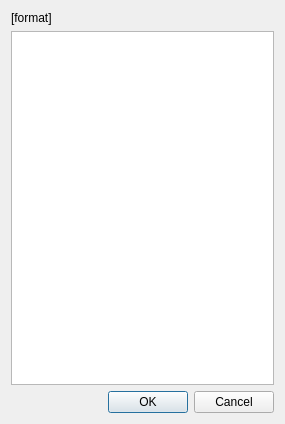
Old version of the form qtfuzzylite/ui/ImEx.ui in the repository fuzzylite/fuzzylite.
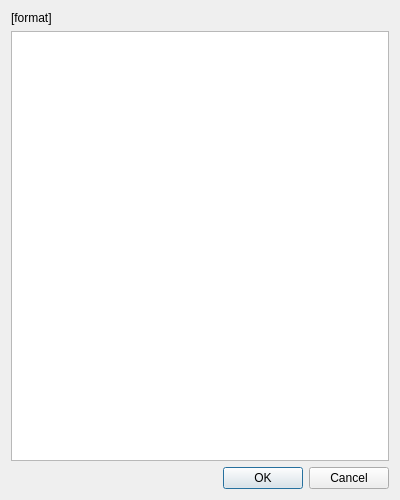
New version of the form.

Diff of the .ui file:
```diff
--- a/qtfuzzylite/ui/ImEx.ui
+++ b/qtfuzzylite/ui/ImEx.ui
@@ -9,8 +9,8 @@
    <rect>
     <x>0</x>
     <y>0</y>
-    <width>285</width>
-    <height>424</height>
+    <width>400</width>
+    <height>500</height>
    </rect>
   </property>
   <property name="acceptDrops">
@@ -31,7 +31,17 @@
     </widget>
    </item>
    <item>
-    <widget class="QPlainTextEdit" name="pte_fcl"/>
+    <widget class="QPlainTextEdit" name="pte_fcl">
+     <property name="font">
+      <font>
+       <family>Monospace</family>
+       <pointsize>9</pointsize>
+      </font>
+     </property>
+     <property name="lineWrapMode">
+      <enum>QPlainTextEdit::NoWrap</enum>
+     </property>
+    </widget>
    </item>
    <item>
     <widget class="QDialogButtonBox" name="buttonBox">
```
